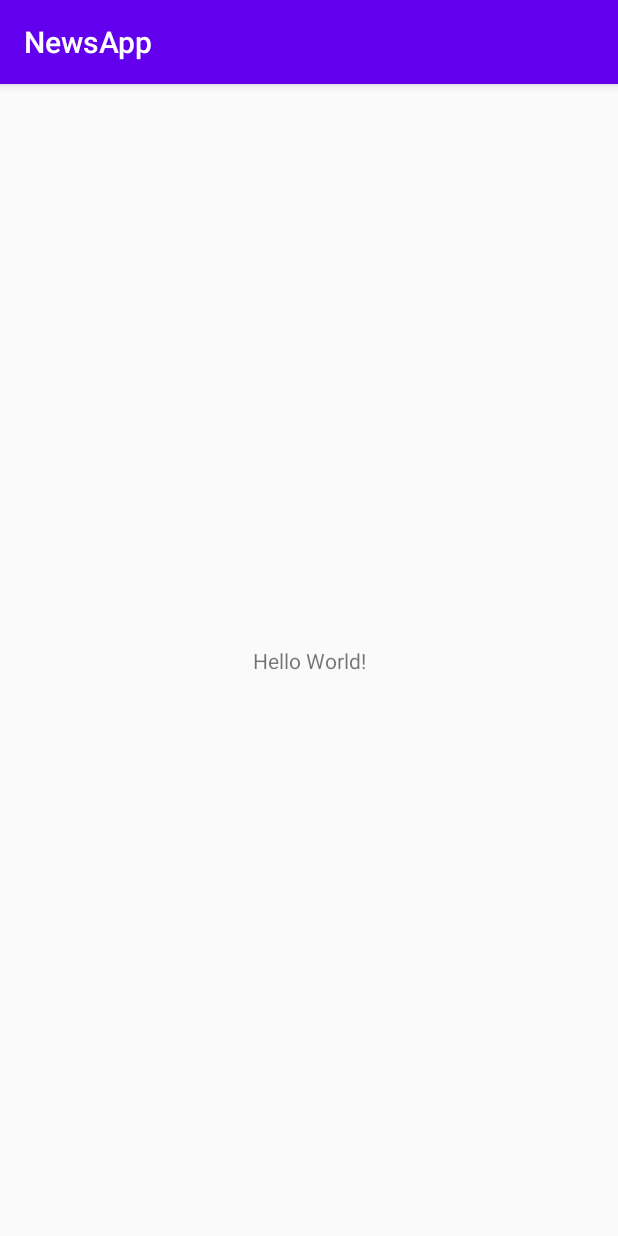
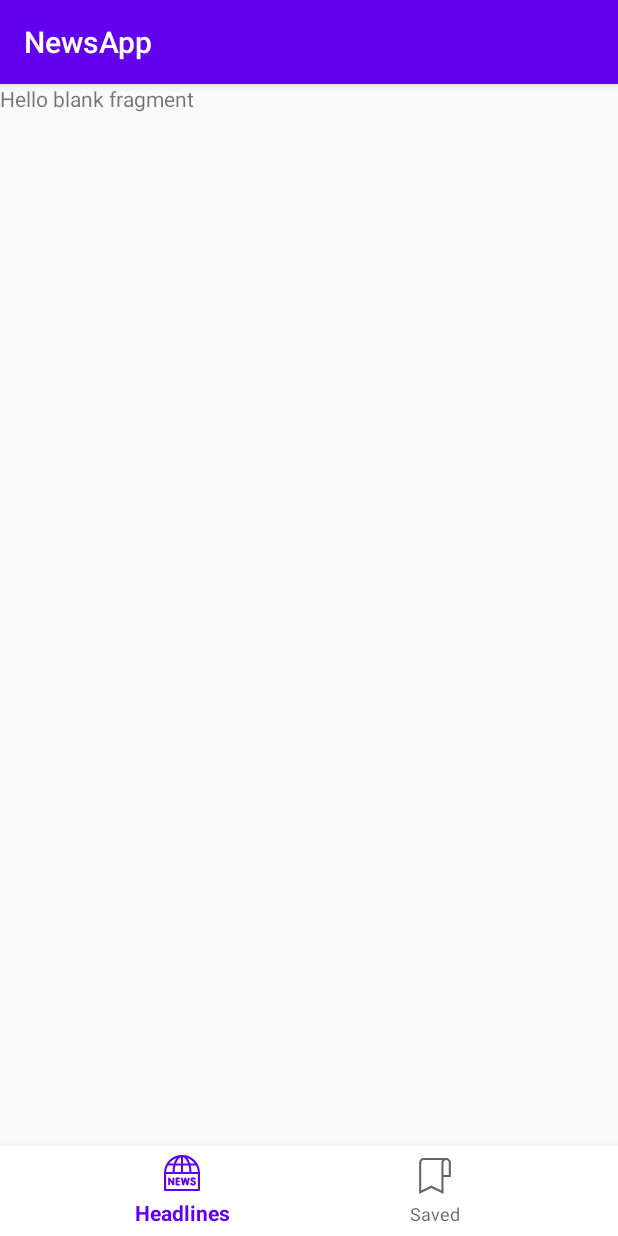
Before and after one commit to magdi74/NewsApp, an Android app: the first screen one second after launch (MainActivity), on a phone screen of 412 x 824 dp. Run offline under Robolectric (Android 15) with nearby library versions, the phone set to English and light mode, and no system bars.

Commit message:
Added an id to the fragment container and adjusted constraints

```diff
--- a/app/src/main/res/layout/activity_main.xml
+++ b/app/src/main/res/layout/activity_main.xml
@@ -6,13 +6,24 @@
     android:layout_height="match_parent"
     tools:context=".MainActivity">
 
-    <TextView
-        android:layout_width="wrap_content"
-        android:layout_height="wrap_content"
-        android:text="Hello World!"
+    <fragment
+        android:id="@+id/fragment_container"
+        android:layout_width="match_parent"
+        android:layout_height="match_parent"
+        class="androidx.navigation.fragment.NavHostFragment"
+        android:layout_marginBottom="60dp"
+        app:navGraph="@navigation/app_nav_graph"
+        app:defaultNavHost="true"
+        />
+
+    <com.google.android.material.bottomnavigation.BottomNavigationView
+        android:id="@+id/bottomNavMenu"
+        android:layout_width="match_parent"
+        android:layout_height="60dp"
+        android:background="#FFF"
         app:layout_constraintBottom_toBottomOf="parent"
-        app:layout_constraintLeft_toLeftOf="parent"
-        app:layout_constraintRight_toRightOf="parent"
-        app:layout_constraintTop_toTopOf="parent" />
+        app:menu="@menu/bottom_nav_menu"/>
+
+
 
 </androidx.constraintlayout.widget.ConstraintLayout>
```
